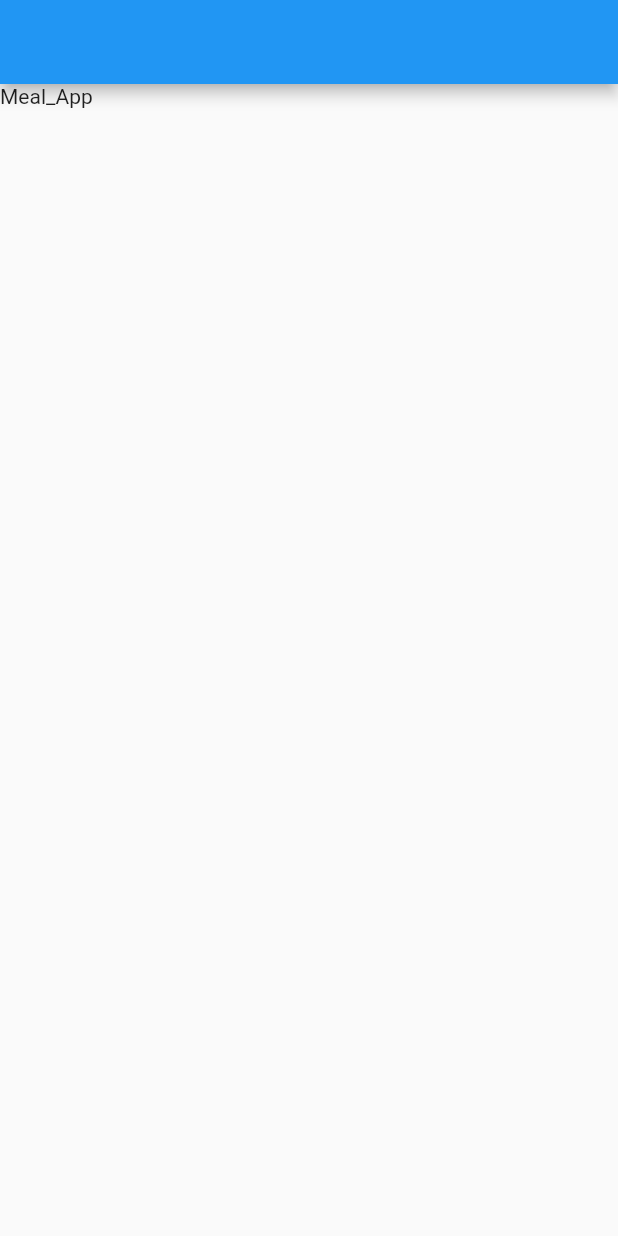
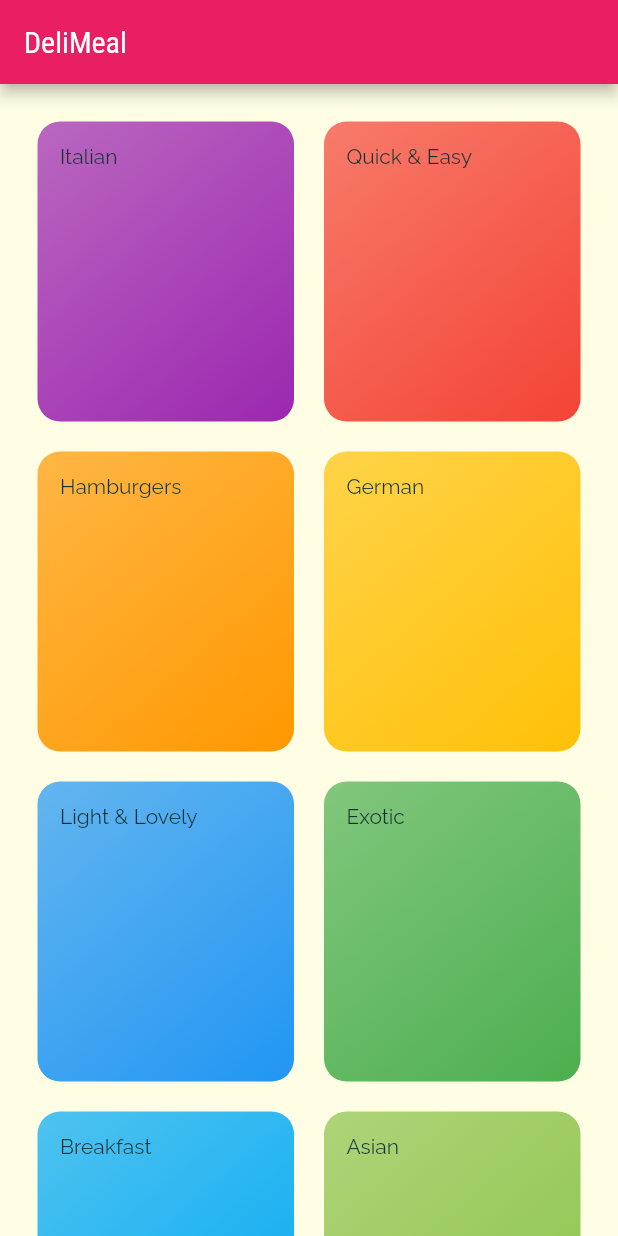
Before and after one commit to shivamyadavskn/meal_app, a Flutter app: the screen it shows after launch, on a phone screen of 412 x 824 dp. Run offline on Flutter 3.47's test engine with Material 2 defaults, Android fonts, the phone set to English and light mode, and no system bars.

Commit message:
Today Updates

```diff
--- a/lib/categories_screen.dart
+++ b/lib/categories_screen.dart
@@ -0,0 +1,28 @@
+import 'package:flutter/material.dart';
+import 'package:meal_app/category_item.dart';
+import './dummy_data.dart';
+
+class CategoriesScreen extends StatelessWidget {
+  const CategoriesScreen({super.key});
+  @override
+  Widget build(BuildContext context) {
+    return Scaffold(
+      appBar: AppBar(
+        title: const Text('DeliMeal'),
+      ),
+      body: GridView(
+        padding: const EdgeInsets.all(25),
+        gridDelegate: const SliverGridDelegateWithFixedCrossAxisCount(
+            crossAxisCount: 2,
+            mainAxisExtent: 200,
+            childAspectRatio: 3 / 2,
+            crossAxisSpacing: 20,
+            mainAxisSpacing: 20),
+        children: dummyCategories
+            .map((catData) =>
+                CategoryItem(title: catData.title, color: catData.color))
+            .toList(),
+      ),
+    );
+  }
+}
--- /dev/null
+++ b/lib/category_item.dart
@@ -0,0 +1,24 @@
+import 'package:flutter/material.dart';
+
+class CategoryItem extends StatelessWidget {
+  final String title;
+  final Color color;
+  const CategoryItem({super.key, required this.title, required this.color});
+  @override
+  Widget build(BuildContext context) {
+    return Container(
+      padding: const EdgeInsets.all(15),
+      decoration: BoxDecoration(
+          gradient: LinearGradient(
+            colors: [
+              color.withOpacity(0.7),
+              color,
+            ],
+            begin: Alignment.topLeft,
+            end: Alignment.bottomRight,
+          ),
+          borderRadius: BorderRadius.circular(15)),
+      child: Text(title),
+    );
+  }
+}
--- /dev/null
+++ b/lib/dummy_data.dart
@@ -0,0 +1,55 @@
+import 'package:flutter/material.dart';
+import 'package:meal_app/model/category.dart';
+
+const List<Category> dummyCategories = [
+  Category(
+    id: 'c1',
+    title: 'Italian',
+    color: Colors.purple,
+  ),
+  Category(
+    id: 'c2',
+    title: 'Quick & Easy',
+    color: Colors.red,
+  ),
+  Category(
+    id: 'c3',
+    title: 'Hamburgers',
+    color: Colors.orange,
+  ),
+  Category(
+    id: 'c4',
+    title: 'German',
+    color: Colors.amber,
+  ),
+  Category(
+    id: 'c5',
+    title: 'Light & Lovely',
+    color: Colors.blue,
+  ),
+  Category(
+    id: 'c6',
+    title: 'Exotic',
+    color: Colors.green,
+  ),
+  Category(
+    id: 'c7',
+    title: 'Breakfast',
+    color: Colors.lightBlue,
+  ),
+  Category(
+    id: 'c8',
+    title: 'Asian',
+    color: Colors.lightGreen,
+  ),
+  Category(
+    id: 'c9',
+    title: 'French',
+    color: Colors.pink,
+  ),
+  Category(
+    id: 'c10',
+    title: 'Summer',
+    color: Colors.teal,
+  ),
+];
--- a/lib/main.dart
+++ b/lib/main.dart
@@ -1,34 +1,31 @@
 import 'package:flutter/material.dart';
+import 'package:meal_app/categories_screen.dart';
+
 void main() {
   runApp(const MyApp());
 }
+
 class MyApp extends StatelessWidget {
   const MyApp({super.key});
-
-  // This widget is the root of your application.
   @override
   Widget build(BuildContext context) {
     return MaterialApp(
       title: 'Flutter Demo',
       theme: ThemeData(
-        primarySwatch: Colors.blue,
-      ),
-      home: const MyHomePage(title: 'Meal_App'),
+          colorScheme: ColorScheme.fromSwatch(primarySwatch: Colors.pink)
+              .copyWith(secondary: Colors.amber),
+          canvasColor: const Color.fromRGBO(255, 254, 229, 1),
+          fontFamily: 'Raleway',
+          textTheme: ThemeData.light().textTheme.copyWith(
+              bodyText1: const TextStyle(
+                color: Color.fromRGBO(20, 51, 51, 1),
+              ),
+              titleMedium:
+                  const TextStyle(fontFamily: 'RobotoCondensed', fontSize: 24),
+              bodyText2: const TextStyle(
+                color: Color.fromRGBO(20, 51, 51, 1),
+              ))),
+      home: const CategoriesScreen(),
     );
   }
 }
-class MyHomePage extends StatefulWidget {
-  final String title;
-  const MyHomePage({Key? key,required this.title}) : super(key: key);
-  @override
-  State<MyHomePage> createState() => _MyHomePageState();
-}
-class _MyHomePageState extends State<MyHomePage> {
-  @override
-  Widget build(BuildContext context) {
-    return Scaffold(
-      appBar: AppBar(),
-      body: Text(widget.title),
-    );
-  }
-}
--- /dev/null
+++ b/lib/model/category.dart
@@ -0,0 +1,8 @@
+import 'package:flutter/material.dart';
+
+class Category {
+  final String id;
+  final String title;
+  final Color color;
+  const Category({required this.id, required this.title,this.color=Colors.orange});
+}
```
Also changed, not shown: pubspec.yaml (+15 -11 lines), assets/fonts/Raleway-Black.ttf (added), assets/fonts/Raleway-Bold.ttf (added), assets/fonts/Raleway-Regular.ttf (added), assets/fonts/RobotoCondensed-Bold.ttf (added), assets/fonts/RobotoCondensed-Italic.ttf (added), assets/fonts/RobotoCondensed-Light.ttf (added), assets/fonts/RobotoCondensed-Regular.ttf (added).
